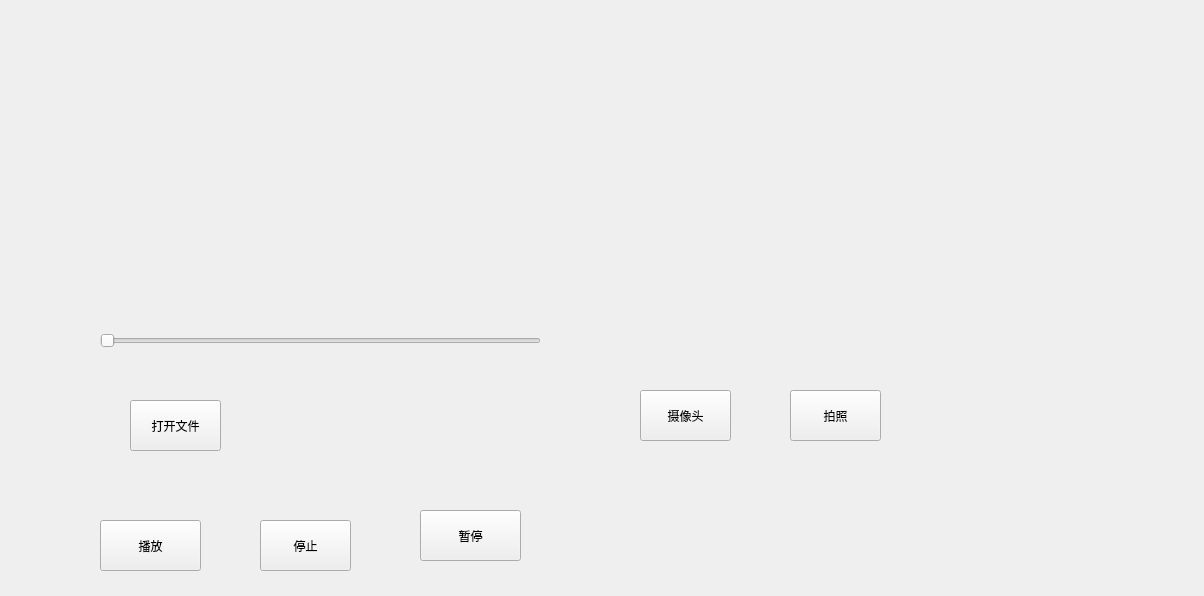
Before: the Qt Designer form QT/QT_exercise/QT40s/videos/video.ui in foryouos/Cplus_study, drawn with Qt 5.
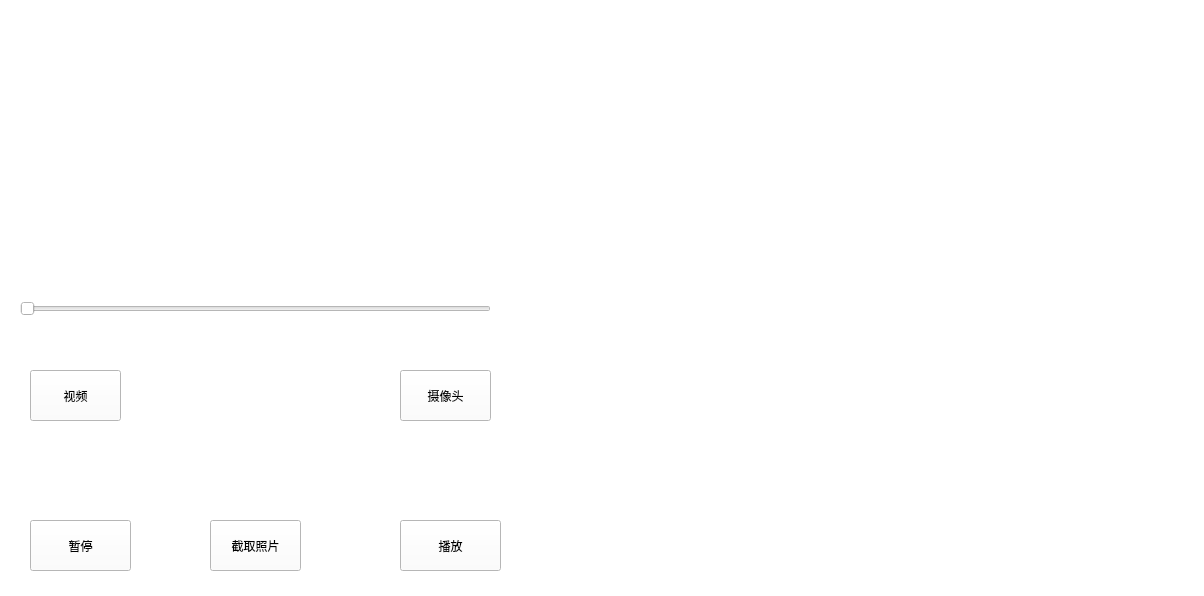
After: the same form once the commit is applied. Icons and pictures are not drawn.

Patch:
```diff
--- a/QT/QT_exercise/QT40s/videos/video.ui
+++ b/QT/QT_exercise/QT40s/videos/video.ui
@@ -13,16 +13,50 @@
   <property name="windowTitle">
    <string>video</string>
   </property>
+  <property name="styleSheet">
+   <string notr="true">background-color: rgb(255, 255, 255);</string>
+  </property>
   <widget class="QWidget" name="centralWidget">
    <widget class="QSlider" name="horizontalSlider">
     <property name="geometry">
      <rect>
-      <x>100</x>
-      <y>320</y>
-      <width>441</width>
-      <height>41</height>
+      <x>20</x>
+      <y>300</y>
+      <width>471</width>
+      <height>17</height>
      </rect>
     </property>
+    <property name="styleSheet">
+     <string notr="true">/* 需要先设置groove，水平滑动条*/
+QSlider#customSlider::groove:horizontal {
+    border: none;
+    height: 6px;
+    border-radius: 3px;
+    background: lightgray;
+}
+QSlider#customSlider::handle:horizontal {
+    border: none;
+    margin: -5px 0px; /* 上下边距和左右边距*/
+    width: 16px;
+    height: 16px;
+    border-radius: 8px;
+    background: #e83c3c;
+    border-image: url(:/images/white.png);
+}
+/*划过部分*/
+QSlider#customSlider::sub-page:horizontal {
+    background: red;
+    height: 4px;
+    border-radius: 3px;
+}
+/*未划过部分*/
+QSlider#customSlider::add-page:horizontal {
+    background: lightgray;
+    height: 4px;
+    border-radius: 3px;
+}
+</string>
+    </property>
     <property name="orientation">
      <enum>Qt::Horizontal</enum>
     </property>
@@ -30,7 +64,7 @@
    <widget class="QPushButton" name="video_start">
     <property name="geometry">
      <rect>
-      <x>100</x>
+      <x>400</x>
       <y>520</y>
       <width>101</width>
       <height>51</height>
@@ -43,60 +77,34 @@
    <widget class="QPushButton" name="camera_take">
     <property name="geometry">
      <rect>
-      <x>790</x>
-      <y>390</y>
+      <x>210</x>
+      <y>520</y>
       <width>91</width>
       <height>51</height>
      </rect>
     </property>
     <property name="text">
-     <string>拍照</string>
-    </property>
-   </widget>
-   <widget class="QLabel" name="camera">
-    <property name="geometry">
-     <rect>
-      <x>560</x>
-      <y>20</y>
-      <width>631</width>
-      <height>321</height>
-     </rect>
-    </property>
-    <property name="text">
-     <string/>
+     <string>截取照片</string>
     </property>
    </widget>
    <widget class="QPushButton" name="fileopen">
     <property name="geometry">
      <rect>
-      <x>130</x>
-      <y>400</y>
+      <x>30</x>
+      <y>370</y>
       <width>91</width>
       <height>51</height>
      </rect>
     </property>
     <property name="text">
-     <string>打开文件</string>
-    </property>
-   </widget>
-   <widget class="QPushButton" name="video_stop">
-    <property name="geometry">
-     <rect>
-      <x>260</x>
-      <y>520</y>
-      <width>91</width>
-      <height>51</height>
-     </rect>
-    </property>
-    <property name="text">
-     <string>停止</string>
+     <string>视频</string>
     </property>
    </widget>
    <widget class="QPushButton" name="video_pause">
     <property name="geometry">
      <rect>
-      <x>420</x>
-      <y>510</y>
+      <x>30</x>
+      <y>520</y>
       <width>101</width>
       <height>51</height>
      </rect>
@@ -108,8 +116,8 @@
    <widget class="QPushButton" name="camera_button">
     <property name="geometry">
      <rect>
-      <x>640</x>
-      <y>390</y>
+      <x>400</x>
+      <y>370</y>
       <width>91</width>
       <height>51</height>
      </rect>
@@ -118,6 +126,19 @@
      <string>摄像头</string>
     </property>
    </widget>
+   <widget class="QLabel" name="screen_label">
+    <property name="geometry">
+     <rect>
+      <x>160</x>
+      <y>360</y>
+      <width>211</width>
+      <height>121</height>
+     </rect>
+    </property>
+    <property name="text">
+     <string/>
+    </property>
+   </widget>
   </widget>
  </widget>
  <layoutdefault spacing="6" margin="11"/>
```
Left out of the diff: 3 changed lines with no effect on the pictures.
